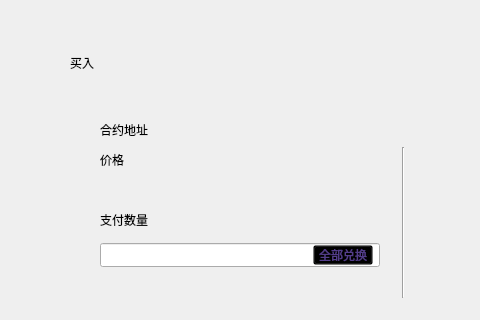
First picture: the form in LNKWallet/exchange/BuyOrderWidget.ui, repository HcashOrg/hx-indicator, before the edit; both pictures show x 0 to 480 and y 0 to 320 of the 770 by 530 pixel window.
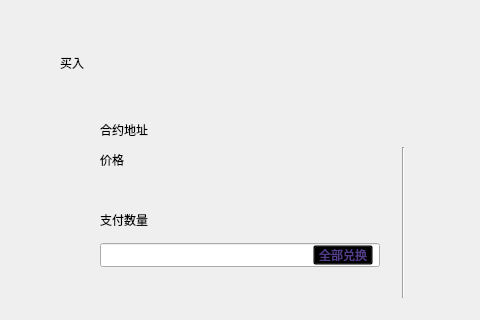
Second picture: the form after the edit.

What changed in the file:
```diff
--- a/LNKWallet/exchange/BuyOrderWidget.ui
+++ b/LNKWallet/exchange/BuyOrderWidget.ui
@@ -21,7 +21,7 @@
   <widget class="QLabel" name="label_5">
    <property name="geometry">
     <rect>
-     <x>70</x>
+     <x>60</x>
      <y>50</y>
      <width>120</width>
      <height>26</height>
```
